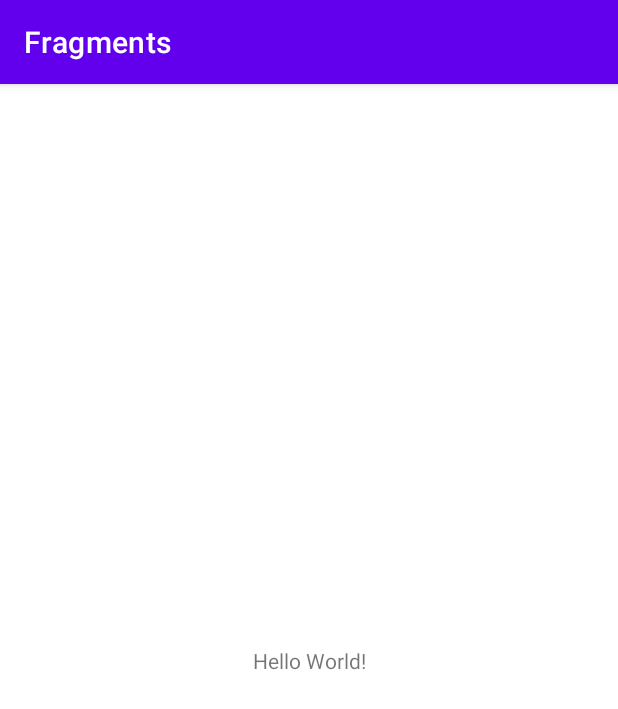
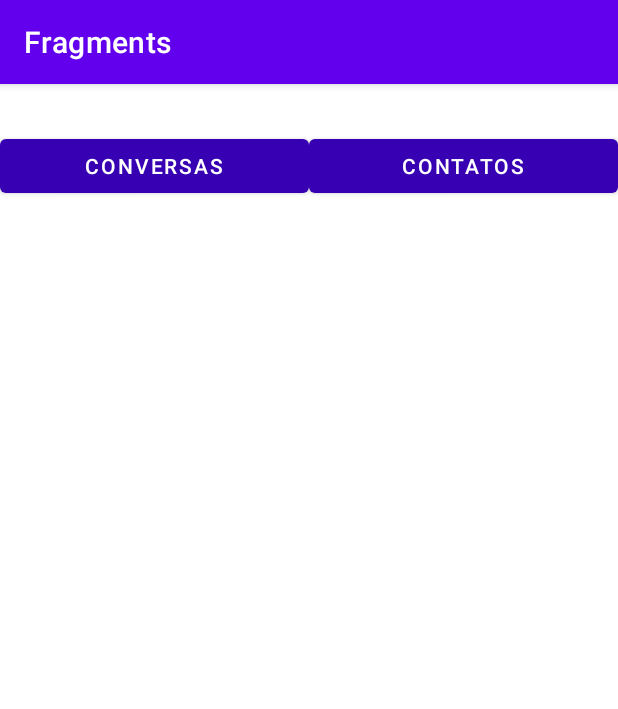
Before and after one commit to Jackiany/Fragments, an Android app: the screen it shows after launch (MainActivity), on a phone screen of 412 x 824 dp. Shown: the top 709 px of the screen. Run offline under Robolectric (Android 15) with nearby library versions, the phone set to English and light mode, and no system bars.

Commit message:
Componets de interface

```diff
--- a/app/src/main/res/layout/activity_main.xml
+++ b/app/src/main/res/layout/activity_main.xml
@@ -6,13 +6,52 @@
     android:layout_height="match_parent"
     tools:context=".MainActivity">
 
-    <TextView
+    <androidx.constraintlayout.widget.Guideline
+        android:id="@+id/guideline3"
         android:layout_width="wrap_content"
         android:layout_height="wrap_content"
-        android:text="Hello World!"
+        android:orientation="vertical"
+        app:layout_constraintGuide_percent="0.5" />
+
+    <Button
+        android:id="@+id/button2"
+        android:layout_width="0dp"
+        android:layout_height="wrap_content"
+        android:text="@string/conversa"
+        app:backgroundTint="@color/purple_700"
+        app:layout_constraintEnd_toStartOf="@+id/guideline3"
+        app:layout_constraintStart_toStartOf="parent"
+        app:layout_constraintTop_toTopOf="@+id/guideline4" />
+
+    <Button
+        android:id="@+id/button3"
+        android:layout_width="0dp"
+        android:layout_height="wrap_content"
+        android:text="@string/Contatos"
+        app:backgroundTint="@color/purple_700"
+        app:layout_constraintEnd_toEndOf="parent"
+        app:layout_constraintHorizontal_bias="0.0"
+        app:layout_constraintStart_toStartOf="@+id/guideline3"
+        app:layout_constraintTop_toTopOf="@+id/guideline4" />
+
+    <FrameLayout
+        android:layout_width="0dp"
+        android:layout_height="0dp"
+        android:layout_marginStart="8dp"
+        android:layout_marginTop="56dp"
+        android:layout_marginEnd="8dp"
+        android:layout_marginBottom="32dp"
         app:layout_constraintBottom_toBottomOf="parent"
-        app:layout_constraintLeft_toLeftOf="parent"
-        app:layout_constraintRight_toRightOf="parent"
-        app:layout_constraintTop_toTopOf="parent" />
+        app:layout_constraintEnd_toEndOf="parent"
+        app:layout_constraintStart_toStartOf="parent"
+        app:layout_constraintTop_toTopOf="@+id/guideline4">
 
+    </FrameLayout>
+
+    <androidx.constraintlayout.widget.Guideline
+        android:id="@+id/guideline4"
+        android:layout_width="wrap_content"
+        android:layout_height="wrap_content"
+        android:orientation="horizontal"
+        app:layout_constraintGuide_percent="0.04" />
 </androidx.constraintlayout.widget.ConstraintLayout>
--- a/app/src/main/res/values/strings.xml
+++ b/app/src/main/res/values/strings.xml
@@ -1,3 +1,5 @@
 <resources>
     <string name="app_name">Fragments</string>
+    <string name="conversa">CONVERSAS</string>
+    <string name="Contatos">CONTATOS</string>
 </resources>
```
